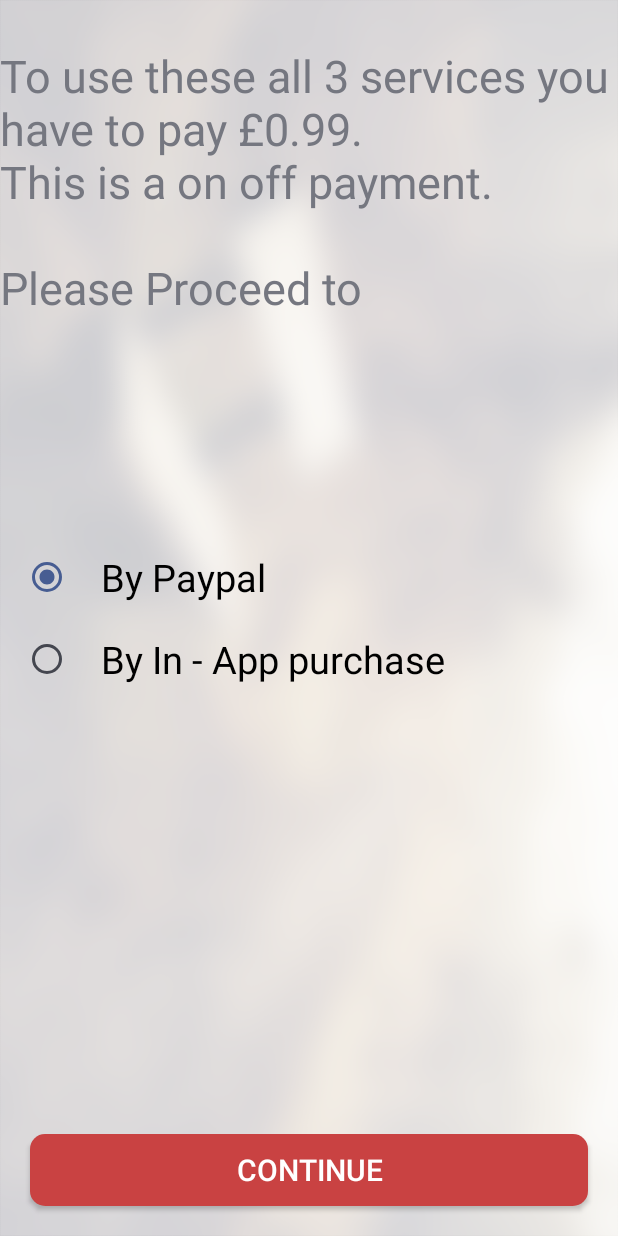
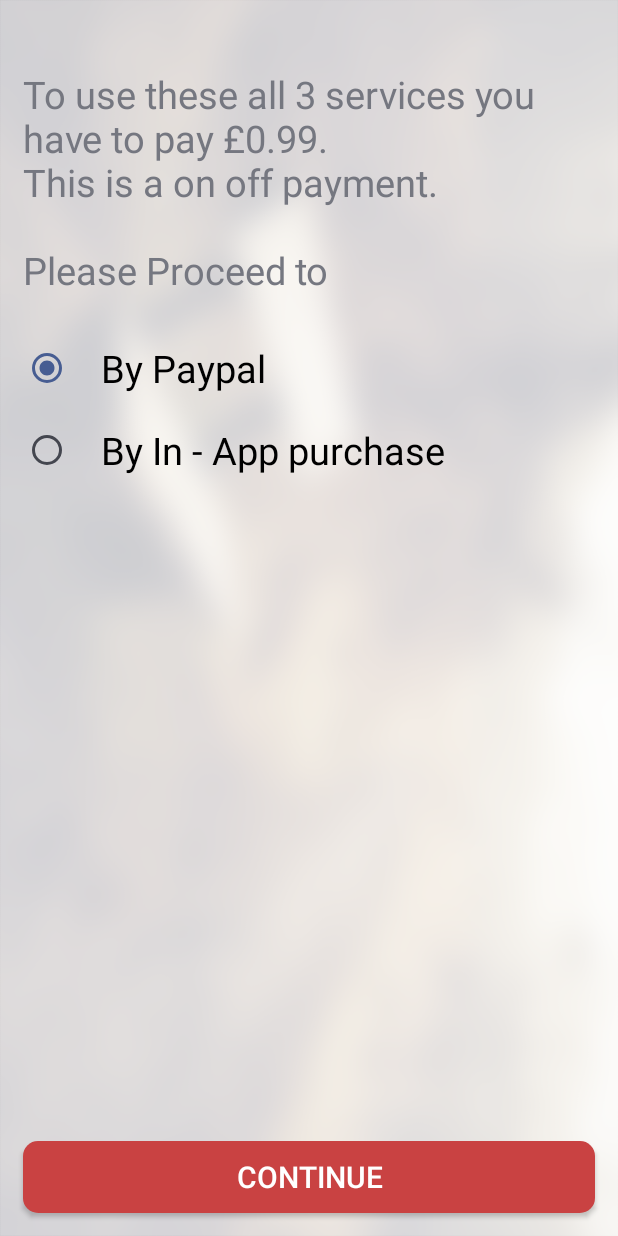
Before and after one commit to amansinghal/MusicWhistleListener, an Android app: the Activity_Paypal screen opened directly, with no data from a screen before it, on a phone screen of 412 x 824 dp. Run offline under Robolectric (Android 15) with nearby library versions, the phone set to English and light mode, and no system bars; our stand-ins replace Picasso; libraries missing offline, so code that uses them is left out: com.paypal.android, eu.janmuller.android, io.nlopez.smartadapters, retrofit.client; pictures from the network do not load; 4 statements that could not run were skipped.

Commit message:
ad new func fixed

```diff
--- a/app/src/main/java/com/music/aman/musicg/Activity_Paypal.java
+++ b/app/src/main/java/com/music/aman/musicg/Activity_Paypal.java
@@ -125,7 +125,7 @@ public class Activity_Paypal extends Activity {
             @Override
             public void onClick(View view) {
                 if (radioGroup.getCheckedRadioButtonId() == R.id.radio1) {
-                    thingToBuy = new PayPalPayment(ad_id.isEmpty() ? new BigDecimal("15") : new BigDecimal("600"), "GBP", payFor, PayPalPayment.PAYMENT_INTENT_SALE);
+                    thingToBuy = new PayPalPayment(ad_id.isEmpty() ? new BigDecimal("0.99") : new BigDecimal("600"), "GBP", payFor, PayPalPayment.PAYMENT_INTENT_SALE);
                     Intent intent1 = new Intent(Activity_Paypal.this,
                             PaymentActivity.class);
                     intent1.putExtra(PaymentActivity.EXTRA_PAYMENT, thingToBuy);
--- a/app/src/main/res/layout/activity_paypal.xml
+++ b/app/src/main/res/layout/activity_paypal.xml
@@ -11,14 +11,17 @@
         android:layout_height="wrap_content"
         android:layout_alignParentTop="true"
         android:layout_marginTop="30dp"
+        android:padding="15dp"
         android:text="@string/fac_sub_msg"
-        android:textSize="30sp" />
+        android:textSize="25sp" />
 
     <RadioGroup
         android:id="@+id/radio_group"
         android:layout_width="match_parent"
         android:layout_height="wrap_content"
         android:layout_centerInParent="true"
+        android:layout_below="@id/add_header_msg"
+        android:layout_above="@+id/pay_continue"
         android:layout_margin="15dp">
         <RadioButton
             android:id="@+id/radio1"
@@ -46,7 +49,9 @@
         android:textColor="#fff"
         android:textSize="20sp"
         android:layout_alignParentBottom="true"
-        android:layout_margin="20dp"
+        android:layout_marginLeft="15dp"
+        android:layout_marginRight="15dp"
+        android:layout_marginBottom="15dp"
         android:background="@drawable/bg_rectangle_"/>
 
 </RelativeLayout>
```
